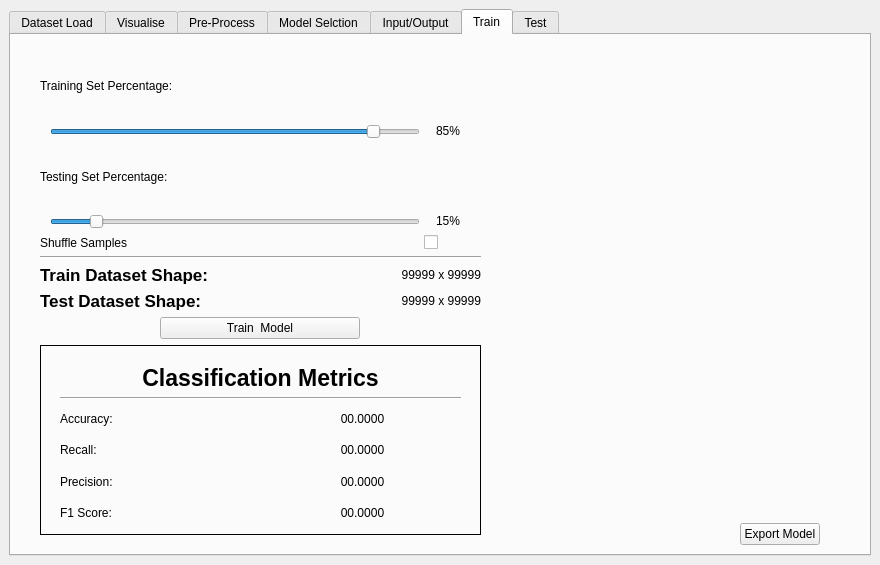
First picture: the form in resources/ui/ml_gui.ui, repository matheusft/modelling_ml, before the edit.
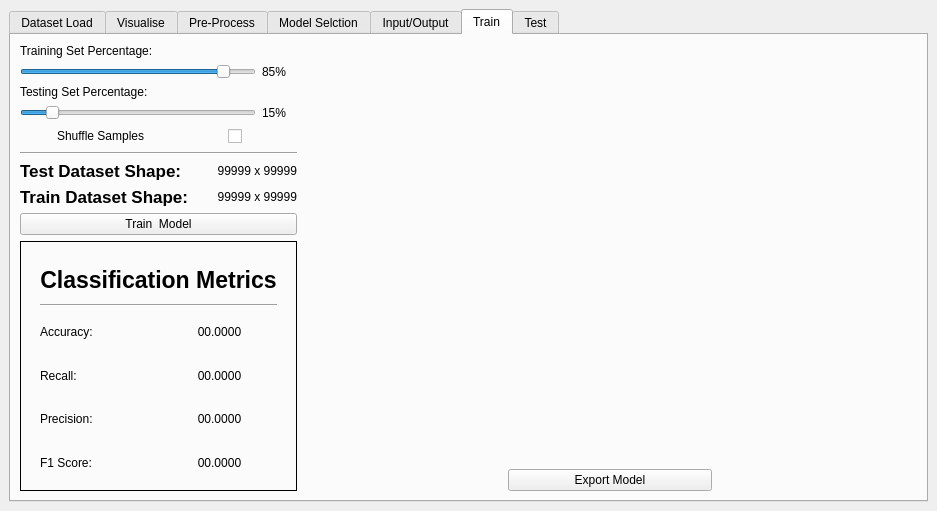
Second picture: the form after the edit. The open tabs and pages were chosen to show the change. Custom widgets are drawn as their Qt base class.

Diff of the .ui file:
```diff
--- a/resources/ui/ml_gui.ui
+++ b/resources/ui/ml_gui.ui
@@ -6,15 +6,15 @@
    <rect>
     <x>0</x>
     <y>0</y>
-    <width>880</width>
-    <height>565</height>
+    <width>937</width>
+    <height>511</height>
    </rect>
   </property>
   <property name="windowTitle">
    <string>MainWindow</string>
   </property>
   <widget class="QWidget" name="centralwidget">
-   <layout class="QGridLayout" name="gridLayout_3">
+   <layout class="QGridLayout" name="gridLayout_4">
     <item row="0" column="0">
      <widget class="QTabWidget" name="tabs_widget">
       <property name="sizePolicy">
@@ -2120,53 +2120,47 @@
        </attribute>
        <layout class="QGridLayout" name="gridLayout_13">
         <item row="0" column="0">
-         <layout class="QHBoxLayout" name="horizontalLayout_34">
-          <property name="leftMargin">
-           <number>20</number>
-          </property>
-          <property name="topMargin">
-           <number>10</number>
-          </property>
-          <property name="rightMargin">
-           <number>0</number>
-          </property>
-          <property name="bottomMargin">
-           <number>10</number>
-          </property>
+         <layout class="QHBoxLayout" name="horizontalLayout_36">
           <item>
-           <layout class="QGridLayout" name="gridLayout">
-            <property name="leftMargin">
-             <number>0</number>
-            </property>
-            <property name="topMargin">
-             <number>0</number>
-            </property>
-            <item row="0" column="0" colspan="3">
+           <layout class="QVBoxLayout" name="verticalLayout_15">
+            <item>
              <widget class="QLabel" name="label_33">
               <property name="sizePolicy">
-               <sizepolicy hsizetype="Fixed" vsizetype="Minimum">
+               <sizepolicy hsizetype="Minimum" vsizetype="Preferred">
                 <horstretch>0</horstretch>
                 <verstretch>0</verstretch>
                </sizepolicy>
               </property>
+              <property name="maximumSize">
+               <size>
+                <width>160</width>
+                <height>16777215</height>
+               </size>
+              </property>
+              <property name="baseSize">
+               <size>
+                <width>0</width>
+                <height>0</height>
+               </size>
+              </property>
               <property name="text">
                <string>Training Set Percentage:</string>
               </property>
              </widget>
             </item>
-            <item row="1" column="0" colspan="3">
+            <item>
              <layout class="QHBoxLayout" name="horizontalLayout_27">
               <item>
                <widget class="QSlider" name="train_percentage_horizontalSlider">
                 <property name="sizePolicy">
-                 <sizepolicy hsizetype="Fixed" vsizetype="Fixed">
+                 <sizepolicy hsizetype="Preferred" vsizetype="Preferred">
                   <horstretch>0</horstretch>
                   <verstretch>0</verstretch>
                  </sizepolicy>
                 </property>
                 <property name="minimumSize">
                  <size>
-                  <width>370</width>
+                  <width>0</width>
                   <height>0</height>
                  </size>
                 </property>
@@ -2193,7 +2187,7 @@
               <item>
                <widget class="QLabel" name="train_percentage_label">
                 <property name="sizePolicy">
-                 <sizepolicy hsizetype="Fixed" vsizetype="Fixed">
+                 <sizepolicy hsizetype="Preferred" vsizetype="Preferred">
                   <horstretch>0</horstretch>
                   <verstretch>0</verstretch>
                  </sizepolicy>
@@ -2206,7 +2200,7 @@
                 </property>
                 <property name="maximumSize">
                  <size>
-                  <width>35</width>
+                  <width>0</width>
                   <height>16777215</height>
                  </size>
                 </property>
@@ -2223,10 +2217,10 @@
               </item>
              </layout>
             </item>
-            <item row="2" column="0" colspan="3">
+            <item>
              <widget class="QLabel" name="label_34">
               <property name="sizePolicy">
-               <sizepolicy hsizetype="Fixed" vsizetype="Minimum">
+               <sizepolicy hsizetype="Preferred" vsizetype="Preferred">
                 <horstretch>0</horstretch>
                 <verstretch>0</verstretch>
                </sizepolicy>
@@ -2236,19 +2230,19 @@
               </property>
              </widget>
             </item>
-            <item row="3" column="0" colspan="3">
+            <item>
              <layout class="QHBoxLayout" name="horizontalLayout_29">
               <item>
                <widget class="QSlider" name="test_percentage_horizontalSlider">
                 <property name="sizePolicy">
-                 <sizepolicy hsizetype="Fixed" vsizetype="Fixed">
+                 <sizepolicy hsizetype="Preferred" vsizetype="Preferred">
                   <horstretch>0</horstretch>
                   <verstretch>0</verstretch>
                  </sizepolicy>
                 </property>
                 <property name="minimumSize">
                  <size>
-                  <width>370</width>
+                  <width>0</width>
                   <height>0</height>
                  </size>
                 </property>
@@ -2275,7 +2269,7 @@
               <item>
                <widget class="QLabel" name="test_percentage_label">
                 <property name="sizePolicy">
-                 <sizepolicy hsizetype="Fixed" vsizetype="Fixed">
+                 <sizepolicy hsizetype="Preferred" vsizetype="Preferred">
                   <horstretch>0</horstretch>
                   <verstretch>0</verstretch>
                  </sizepolicy>
@@ -2288,7 +2282,7 @@
                 </property>
                 <property name="maximumSize">
                  <size>
-                  <width>35</width>
+                  <width>0</width>
                   <height>16777215</height>
                  </size>
                 </property>
@@ -2305,42 +2299,48 @@
               </item>
              </layout>
             </item>
-            <item row="4" column="0" colspan="3">
+            <item>
              <layout class="QHBoxLayout" name="horizontalLayout_14">
               <item>
                <widget class="QLabel" name="label_8">
+                <property name="sizePolicy">
+                 <sizepolicy hsizetype="Maximum" vsizetype="Preferred">
+                  <horstretch>0</horstretch>
+                  <verstretch>0</verstretch>
+                 </sizepolicy>
+                </property>
                 <property name="text">
                  <string>Shuffle Samples</string>
                 </property>
                </widget>
               </item>
               <item>
-               <spacer name="horizontalSpacer_12">
-                <property name="sizePolicy">
-                 <sizepolicy hsizetype="Fixed" vsizetype="Minimum">
-                  <horstretch>0</horstretch>
-                  <verstretch>0</verstretch>
-                 </sizepolicy>
-                </property>
+               <spacer name="horizontalSpacer_2">
                 <property name="orientation">
                  <enum>Qt::Horizontal</enum>
                 </property>
                 <property name="sizeType">
-                 <enum>QSizePolicy::Fixed</enum>
+                 <enum>QSizePolicy::Minimum</enum>
                 </property>
                 <property name="sizeHint" stdset="0">
                  <size>
-                  <width>290</width>
-                  <height>10</height>
+                  <width>40</width>
+                  <height>20</height>
                  </size>
                 </property>
                </spacer>
               </item>
               <item>
                <widget class="QCheckBox" name="shuffle_samples_checkBox">
+                <property name="sizePolicy">
+                 <sizepolicy hsizetype="Minimum" vsizetype="Preferred">
+                  <horstretch>0</horstretch>
+                  <verstretch>0</verstretch>
+                 </sizepolicy>
+                </property>
                 <property name="maximumSize">
                  <size>
-                  <width>160</width>
+                  <width>30</width>
                   <height>16777215</height>
                  </size>
                 </property>
@@ -2351,78 +2351,19 @@
               </item>
              </layout>
             </item>
-            <item row="5" column="0" colspan="3">
+            <item>
              <widget class="Line" name="line_9">
               <property name="orientation">
                <enum>Qt::Horizontal</enum>
               </property>
              </widget>
             </item>
-            <item row="6" column="0">
-             <widget class="QLabel" name="label_11">
-              <property name="sizePolicy">
-               <sizepolicy hsizetype="Maximum" vsizetype="Fixed">
-                <horstretch>0</horstretch>
-                <verstretch>0</verstretch>
-               </sizepolicy>
-              </property>
-              <property name="font">
-               <font>
-                <pointsize>13</pointsize>
-                <weight>75</weight>
-                <bold>true</bold>
-               </font>
-              </property>
-              <property name="text">
-               <string>Train Dataset Shape:</string>
-              </property>
-              <property name="alignment">
-               <set>Qt::AlignLeading|Qt::AlignLeft|Qt::AlignVCenter</set>
-              </property>
-             </widget>
-            </item>
-            <item row="6" column="1">
-             <spacer name="horizontalSpacer_18">
-              <property name="sizePolicy">
-               <sizepolicy hsizetype="Fixed" vsizetype="Minimum">
-                <horstretch>0</horstretch>
-                <verstretch>0</verstretch>
-               </sizepolicy>
-              </property>
-              <property name="orientation">
-               <enum>Qt::Horizontal</enum>
-              </property>
-              <property name="sizeType">
-               <enum>QSizePolicy::Fixed</enum>
-              </property>
-              <property name="sizeHint" stdset="0">
-               <size>
-                <width>180</width>
-                <height>13</height>
-               </size>
-              </property>
-             </spacer>
-            </item>
-            <item row="6" column="2">
-             <widget class="QLabel" name="train_dataset_shape_label">
-              <property name="sizePolicy">
-               <sizepolicy hsizetype="Fixed" vsizetype="Preferred">
-                <horstretch>0</horstretch>
-                <verstretch>0</verstretch>
-               </sizepolicy>
-              </property>
-              <property name="text">
-               <string>99999 x 99999</string>
-              </property>
-              <property name="alignment">
-               <set>Qt::AlignRight|Qt::AlignTrailing|Qt::AlignVCenter</set>
-              </property>
-             </widget>
-            </item>
-            <item row="7" column="0">
+            <item>
+             <layout class="QHBoxLayout" name="horizontalLayout_35">
+              <item>
              <widget class="QLabel" name="label_24">
               <property name="sizePolicy">
-               <sizepolicy hsizetype="Fixed" vsizetype="Fixed">
+                 <sizepolicy hsizetype="Preferred" vsizetype="Preferred">
                 <horstretch>0</horstretch>
                 <verstretch>0</verstretch>
                </sizepolicy>
@@ -2439,32 +2380,10 @@
               </property>
              </widget>
             </item>
-            <item row="7" column="1">
-             <spacer name="horizontalSpacer_19">
-              <property name="sizePolicy">
-               <sizepolicy hsizetype="Fixed" vsizetype="Minimum">
-                <horstretch>0</horstretch>
-                <verstretch>0</verstretch>
-               </sizepolicy>
-              </property>
-              <property name="orientation">
-               <enum>Qt::Horizontal</enum>
-              </property>
-              <property name="sizeType">
-               <enum>QSizePolicy::Fixed</enum>
-              </property>
-              <property name="sizeHint" stdset="0">
-               <size>
-                <width>180</width>
-                <height>13</height>
-               </size>
-              </property>
-             </spacer>
-            </item>
-            <item row="7" column="2">
+              <item>
              <widget class="QLabel" name="test_dataset_shape_label">
               <property name="sizePolicy">
-               <sizepolicy hsizetype="Fixed" vsizetype="Preferred">
+                 <sizepolicy hsizetype="Preferred" vsizetype="Preferred">
                 <horstretch>0</horstretch>
                 <verstretch>0</verstretch>
                </sizepolicy>
@@ -2477,73 +2396,97 @@
               </property>
              </widget>
             </item>
-            <item row="8" column="0" colspan="3">
-             <layout class="QHBoxLayout" name="horizontalLayout_28">
+             </layout>
+            </item>
               <item>
-               <spacer name="horizontalSpacer_8">
-                <property name="orientation">
-                 <enum>Qt::Horizontal</enum>
+             <layout class="QHBoxLayout" name="horizontalLayout_34">
+              <item>
+               <widget class="QLabel" name="label_11">
+                <property name="sizePolicy">
+                 <sizepolicy hsizetype="Preferred" vsizetype="Preferred">
+                  <horstretch>0</horstretch>
+                  <verstretch>0</verstretch>
+                 </sizepolicy>
                 </property>
-                <property name="sizeType">
-                 <enum>QSizePolicy::Fixed</enum>
+                <property name="font">
+                 <font>
+                  <pointsize>13</pointsize>
+                  <weight>75</weight>
+                  <bold>true</bold>
+                 </font>
                 </property>
-                <property name="sizeHint" stdset="0">
-                 <size>
-                  <width>100</width>
-                  <height>20</height>
-                 </size>
+                <property name="text">
+                 <string>Train Dataset Shape:</string>
                 </property>
-               </spacer>
+                <property name="alignment">
+                 <set>Qt::AlignLeading|Qt::AlignLeft|Qt::AlignVCenter</set>
+                </property>
+               </widget>
+              </item>
+              <item>
+               <widget class="QLabel" name="train_dataset_shape_label">
+                <property name="sizePolicy">
+                 <sizepolicy hsizetype="Preferred" vsizetype="Preferred">
+                  <horstretch>0</horstretch>
+                  <verstretch>0</verstretch>
+                 </sizepolicy>
+                </property>
+                <property name="text">
+                 <string>99999 x 99999</string>
+                </property>
+                <property name="alignment">
+                 <set>Qt::AlignRight|Qt::AlignTrailing|Qt::AlignVCenter</set>
+                </property>
+               </widget>
+              </item>
+             </layout>
               </item>
               <item>
                <widget class="QPushButton" name="train_model_pushButton">
                 <property name="sizePolicy">
-                 <sizepolicy hsizetype="Fixed" vsizetype="Fixed">
+               <sizepolicy hsizetype="Preferred" vsizetype="Preferred">
                   <horstretch>0</horstretch>
                   <verstretch>0</verstretch>
                  </sizepolicy>
                 </property>
                 <property name="minimumSize">
                  <size>
-                  <width>200</width>
+                <width>0</width>
                   <height>0</height>
                  </size>
                 </property>
+              <property name="maximumSize">
+               <size>
+                <width>999</width>
+                <height>16777215</height>
+               </size>
+              </property>
+              <property name="layoutDirection">
+               <enum>Qt::LeftToRight</enum>
+              </property>
                 <property name="text">
                  <string>Train  Model</string>
                 </property>
                </widget>
               </item>
               <item>
-               <spacer name="horizontalSpacer_9">
-                <property name="orientation">
-                 <enum>Qt::Horizontal</enum>
-                </property>
-                <property name="sizeType">
-                 <enum>QSizePolicy::Fixed</enum>
-                </property>
-                <property name="sizeHint" stdset="0">
-                 <size>
-                  <width>100</width>
-                  <height>20</height>
-                 </size>
-                </property>
-               </spacer>
-              </item>
-             </layout>
-            </item>
-            <item row="9" column="0" colspan="3">
              <widget class="QStackedWidget" name="train_metrics_stackedWidget">
+              <property name="sizePolicy">
+               <sizepolicy hsizetype="Fixed" vsizetype="Minimum">
+                <horstretch>0</horstretch>
+                <verstretch>0</verstretch>
+               </sizepolicy>
+              </property>
               <property name="minimumSize">
                <size>
-                <width>290</width>
+                <width>0</width>
                 <height>0</height>
                </size>
               </property>
               <property name="maximumSize">
                <size>
                 <width>16777215</width>
-                <height>190</height>
+                <height>16777215</height>
                </size>
               </property>
               <property name="frameShape">
@@ -2559,7 +2502,13 @@
                <number>0</number>
               </property>
               <widget class="QWidget" name="regression_metrics">
-               <layout class="QGridLayout" name="gridLayout_12">
+               <property name="sizePolicy">
+                <sizepolicy hsizetype="Minimum" vsizetype="Preferred">
+                 <horstretch>0</horstretch>
+                 <verstretch>0</verstretch>
+                </sizepolicy>
+               </property>
+               <layout class="QGridLayout" name="gridLayout_3">
                 <item row="0" column="0">
                  <layout class="QGridLayout" name="gridLayout_2">
                   <property name="leftMargin">
@@ -2668,9 +2617,18 @@
                </layout>
               </widget>
               <widget class="QWidget" name="classification_metrics">
-               <layout class="QGridLayout" name="gridLayout_8">
+               <property name="sizePolicy">
+                <sizepolicy hsizetype="Minimum" vsizetype="Preferred">
+                 <horstretch>0</horstretch>
+                 <verstretch>0</verstretch>
+                </sizepolicy>
+               </property>
+               <layout class="QGridLayout" name="gridLayout">
                 <item row="0" column="0">
                  <layout class="QGridLayout" name="gridLayout_7">
+                  <property name="sizeConstraint">
+                   <enum>QLayout::SetMinimumSize</enum>
+                  </property>
                   <property name="leftMargin">
                    <number>10</number>
                   </property>
@@ -2682,6 +2640,12 @@
                   </property>
                   <item row="0" column="0" colspan="2">
                    <widget class="QLabel" name="label_26">
+                    <property name="sizePolicy">
+                     <sizepolicy hsizetype="Minimum" vsizetype="Preferred">
+                      <horstretch>0</horstretch>
+                      <verstretch>0</verstretch>
+                     </sizepolicy>
+                    </property>
                     <property name="font">
                      <font>
                       <pointsize>17</pointsize>
@@ -2706,6 +2670,12 @@
                   </item>
                   <item row="2" column="0">
                    <widget class="QLabel" name="label_38">
+                    <property name="sizePolicy">
+                     <sizepolicy hsizetype="Minimum" vsizetype="Preferred">
+                      <horstretch>0</horstretch>
+                      <verstretch>0</verstretch>
+                     </sizepolicy>
+                    </property>
                     <property name="text">
                      <string>Accuracy: </string>
                     </property>
@@ -2716,6 +2686,12 @@
                   </item>
                   <item row="2" column="1">
                    <widget class="QLabel" name="clas_accuracy_label">
+                    <property name="sizePolicy">
+                     <sizepolicy hsizetype="Minimum" vsizetype="Preferred">
+                      <horstretch>0</horstretch>
+                      <verstretch>0</verstretch>
+                     </sizepolicy>
+                    </property>
                     <property name="text">
                      <string>00.0000</string>
                     </property>
@@ -2726,6 +2702,12 @@
                   </item>
                   <item row="3" column="0">
                    <widget class="QLabel" name="label_39">
+                    <property name="sizePolicy">
+                     <sizepolicy hsizetype="Minimum" vsizetype="Preferred">
+                      <horstretch>0</horstretch>
+                      <verstretch>0</verstretch>
+                     </sizepolicy>
+                    </property>
                     <property name="text">
                      <string>Recall:</string>
                     </property>
@@ -2736,6 +2718,12 @@
                   </item>
                   <item row="3" column="1">
                    <widget class="QLabel" name="clas_recall_label">
+                    <property name="sizePolicy">
+                     <sizepolicy hsizetype="Minimum" vsizetype="Preferred">
+                      <horstretch>0</horstretch>
+                      <verstretch>0</verstretch>
+                     </sizepolicy>
+                    </property>
                     <property name="text">
                      <string>00.0000</string>
                     </property>
@@ -2746,6 +2734,12 @@
                   </item>
                   <item row="4" column="0">
                    <widget class="QLabel" name="label_37">
+                    <property name="sizePolicy">
+                     <sizepolicy hsizetype="Minimum" vsizetype="Preferred">
+                      <horstretch>0</horstretch>
+                      <verstretch>0</verstretch>
+                     </sizepolicy>
+                    </property>
                     <property name="text">
                      <string>Precision:</string>
                     </property>
@@ -2756,6 +2750,12 @@
                   </item>
                   <item row="4" column="1">
                    <widget class="QLabel" name="clas_precision_label">
+                    <property name="sizePolicy">
+                     <sizepolicy hsizetype="Minimum" vsizetype="Preferred">
+                      <horstretch>0</horstretch>
+                      <verstretch>0</verstretch>
+                     </sizepolicy>
+                    </property>
                     <property name="text">
                      <string>00.0000</string>
                     </property>
@@ -2766,6 +2766,12 @@
                   </item>
                   <item row="5" column="0">
                    <widget class="QLabel" name="label_36">
+                    <property name="sizePolicy">
+                     <sizepolicy hsizetype="Minimum" vsizetype="Preferred">
+                      <horstretch>0</horstretch>
+                      <verstretch>0</verstretch>
+                     </sizepolicy>
+                    </property>
                     <property name="text">
                      <string>F1 Score:</string>
                     </property>
@@ -2776,6 +2782,12 @@
                   </item>
                   <item row="5" column="1">
                    <widget class="QLabel" name="clas_f1_score_label">
+                    <property name="sizePolicy">
+                     <sizepolicy hsizetype="Minimum" vsizetype="Preferred">
+                      <horstretch>0</horstretch>
+                      <verstretch>0</verstretch>
+                     </sizepolicy>
+                    </property>
                     <property name="text">
                      <string>00.0000</string>
                     </property>
@@ -2792,15 +2804,13 @@
             </item>
            </layout>
           </item>
-         </layout>
-        </item>
-        <item row="0" column="1">
-         <layout class="QGridLayout" name="gridLayout_4">
-          <item row="0" column="0">
+          <item>
+           <layout class="QVBoxLayout" name="verticalLayout_5">
+            <item>
            <widget class="MplWidget" name="model_train_widget" native="true">
             <property name="sizePolicy">
              <sizepolicy hsizetype="Expanding" vsizetype="Expanding">
-              <horstretch>0</horstretch>
+                <horstretch>100</horstretch>
               <verstretch>0</verstretch>
              </sizepolicy>
             </property>
@@ -2813,9 +2823,15 @@
             <property name="autoFillBackground">
              <bool>false</bool>
             </property>
-            <layout class="QGridLayout" name="gridLayout_9">
-             <item row="0" column="0">
+              <layout class="QGridLayout" name="gridLayout_9" rowstretch="0">
+               <item row="0" column="1">
               <widget class="QtWaitingSpinner" name="loading_widget" native="true">
+                 <property name="sizePolicy">
+                  <sizepolicy hsizetype="Preferred" vsizetype="Expanding">
+                   <horstretch>0</horstretch>
+                   <verstretch>0</verstretch>
+                  </sizepolicy>
+                 </property>
                <property name="maximumSize">
                 <size>
                  <width>16777215</width>
@@ -2827,7 +2843,7 @@
             </layout>
            </widget>
           </item>
-          <item row="1" column="0">
+            <item>
            <layout class="QHBoxLayout" name="horizontalLayout_33">
             <item>
              <spacer name="horizontalSpacer_16">
@@ -2837,13 +2853,19 @@
               <property name="sizeHint" stdset="0">
                <size>
                 <width>40</width>
-                <height>20</height>
+                  <height>10</height>
                </size>
               </property>
              </spacer>
             </item>
             <item>
              <widget class="QPushButton" name="export_model_pushButton">
+                <property name="sizePolicy">
+                 <sizepolicy hsizetype="Expanding" vsizetype="Fixed">
+                  <horstretch>0</horstretch>
+                  <verstretch>0</verstretch>
+                 </sizepolicy>
+                </property>
               <property name="text">
                <string>Export Model</string>
               </property>
@@ -2855,15 +2877,17 @@
                <enum>Qt::Horizontal</enum>
               </property>
               <property name="sizeType">
-               <enum>QSizePolicy::Minimum</enum>
+                 <enum>QSizePolicy::Expanding</enum>
               </property>
               <property name="sizeHint" stdset="0">
                <size>
                 <width>40</width>
-                <height>20</height>
+                  <height>10</height>
                </size>
               </property>
              </spacer>
+              </item>
+             </layout>
             </item>
            </layout>
           </item>
```
Left out of the diff: 121 changed lines with no effect on the pictures. Lines whose indentation alone changed are shown as unchanged.
